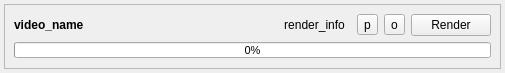
wongselent/wml, file assets/ui/VideoItemWidget.ui: the form before one commit.
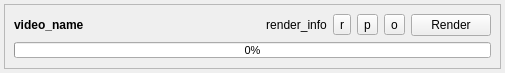
The form after the commit.

Patch:
```diff
--- a/assets/ui/VideoItemWidget.ui
+++ b/assets/ui/VideoItemWidget.ui
@@ -109,6 +109,13 @@
         </property>
        </widget>
       </item>
+      <item row="0" column="2">
+       <widget class="QToolButton" name="reload_button">
+        <property name="text">
+         <string>r</string>
+        </property>
+       </widget>
+      </item>
      </layout>
     </widget>
    </item>
```
